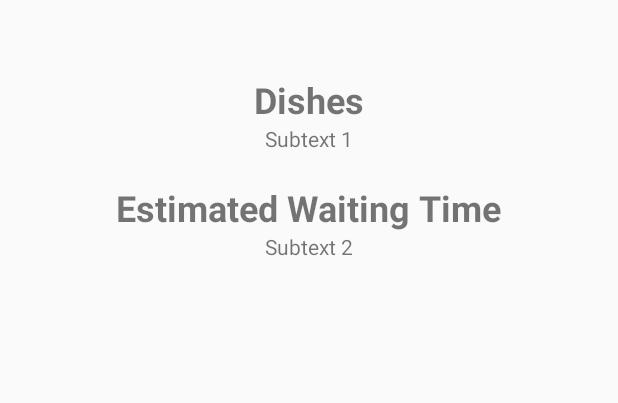
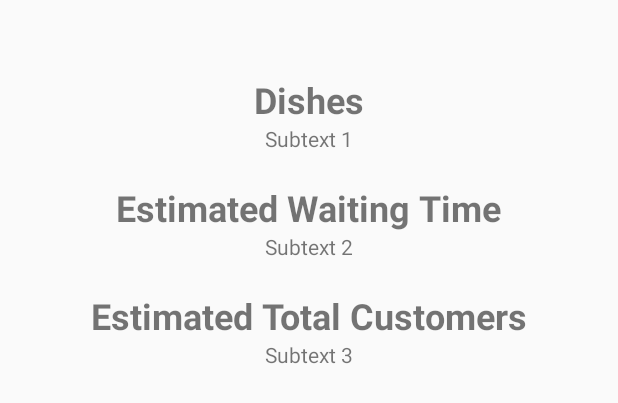
Before and after one commit to wzrwzr23/Quetie-System-Design, an Android app: the layout dialog_dishes.xml on its own in the app's theme, with its tools: preview values and no code run, on a phone screen of 412 x 824 dp. Shown: the top 403 px of the screen. Run offline under Robolectric (Android 15) with nearby library versions, the phone set to English and light mode, and no system bars.

Commit message:
:sparkles: estimated total customer tmr

```diff
--- a/app/src/main/java/io/catroll/iot/data/Product.java
+++ b/app/src/main/java/io/catroll/iot/data/Product.java
@@ -10,6 +10,7 @@ public class Product {
     private final String dishes;
     private final boolean avail;
     private final String w;
+    private final String c;
 
     public String getName() {
         return name;
@@ -29,13 +30,15 @@ public class Product {
     public String getW() {
         return this.w;
     }
+    public String getC(){return c;}
 
-    public Product(String name, Drawable imageSrc, String dishes, boolean avail, String w) {
+    public Product(String name, Drawable imageSrc, String dishes, boolean avail, String w,String c) {
         this.name = name;
         this.imageSrc = imageSrc;
         this.dishes = dishes;
         this.avail = avail;
         this.w = w
                 ;
+        this.c=c;
     }
 }
--- a/app/src/main/java/io/catroll/iot/view/adapter/CatalogueAdapter.java
+++ b/app/src/main/java/io/catroll/iot/view/adapter/CatalogueAdapter.java
@@ -79,6 +79,9 @@ public class CatalogueAdapter extends
 
             TextView wView = dialog.findViewById(R.id.text_waiting_time);
             wView.setText(product.getW());
+
+            TextView cView = dialog.findViewById(R.id.text_estimated_customer);
+            cView.setText(product.getC());
             dialog.show();
         });
     }
--- a/app/src/main/res/layout/dialog_dishes.xml
+++ b/app/src/main/res/layout/dialog_dishes.xml
@@ -52,4 +52,27 @@
         app:layout_constraintLeft_toLeftOf="parent"
         app:layout_constraintRight_toRightOf="parent"/>
 
+    <!-- Title 2 -->
+    <TextView
+        android:id="@+id/title3"
+        android:layout_width="wrap_content"
+        android:layout_height="wrap_content"
+        android:layout_marginTop="20dp"
+        android:text="Estimated Total Customers"
+        android:textStyle="bold"
+        android:textSize="24sp"
+        app:layout_constraintTop_toBottomOf="@id/text_waiting_time"
+        app:layout_constraintLeft_toLeftOf="parent"
+        app:layout_constraintRight_toRightOf="parent"/>
+
+    <!-- Subtext 2 -->
+    <TextView
+        android:id="@+id/text_estimated_customer"
+        android:layout_width="wrap_content"
+        android:layout_height="wrap_content"
+        android:text="Subtext 3"
+        app:layout_constraintTop_toBottomOf="@id/title3"
+        app:layout_constraintLeft_toLeftOf="parent"
+        app:layout_constraintRight_toRightOf="parent"/>
+
 </androidx.constraintlayout.widget.ConstraintLayout>
--- a/app/src/main/res/layout/fragment_feature_1.xml
+++ b/app/src/main/res/layout/fragment_feature_1.xml
@@ -46,7 +46,7 @@
             android:layout_marginTop="15dp"
             app:layout_constraintLeft_toLeftOf="parent"
             app:layout_constraintRight_toRightOf="parent"
-            android:text="8964"
+            android:text="Loading..."
             android:textSize="40sp"
             android:textStyle="bold"
             android:layout_gravity="center" />
```
Also changed, not shown: app/src/main/java/io/catroll/iot/view/Feature4Fragment.java (+7 -1 lines).
